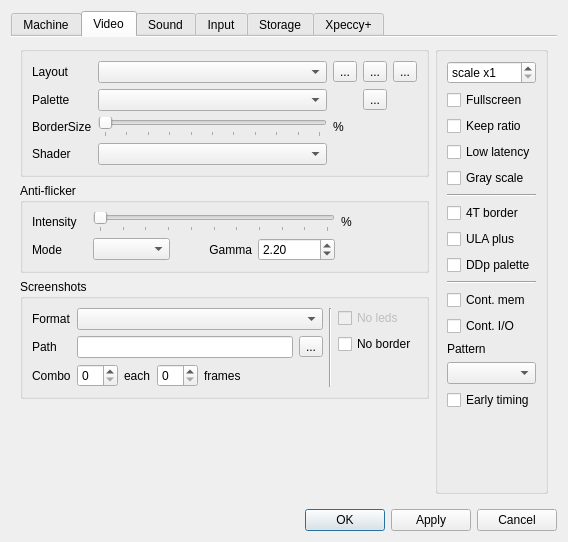
First picture: the form in ui/setupwin.ui, repository dotkoval/xpeccy-plus, before the edit.
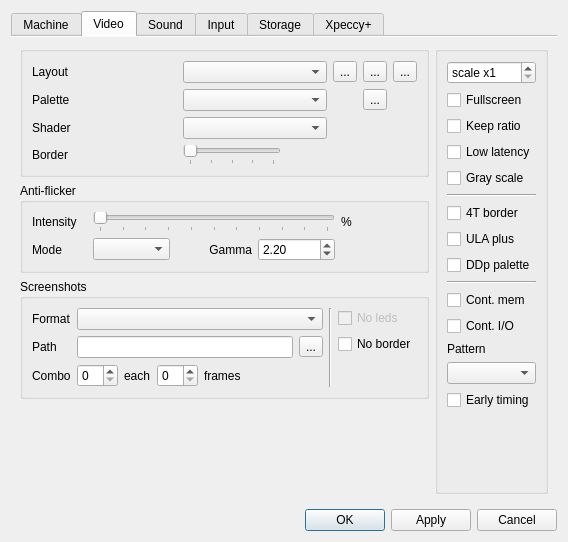
Second picture: the form after the edit. The open tabs and pages were chosen to show the change. Icons and pictures are not drawn. Custom widgets are drawn as their Qt base class.

Commit message: Border size: fixed sizes, screen in the middle, whole pixels

```diff
--- a/ui/setupwin.ui
+++ b/ui/setupwin.ui
@@ -443,19 +443,6 @@
                 </item>
                </layout>
               </item>
-              <item row="3" column="2">
-               <widget class="QLabel" name="bszlab">
-                <property name="minimumSize">
-                 <size>
-                  <width>30</width>
-                  <height>0</height>
-                 </size>
-                </property>
-                <property name="text">
-                 <string>%</string>
-                </property>
-               </widget>
-              </item>
               <item row="4" column="0">
                <widget class="QLabel" name="labShader">
                 <property name="text">
@@ -463,16 +450,25 @@
                 </property>
                </widget>
               </item>
-              <item row="3" column="1">
+              <item row="1" column="1">
+               <widget class="QComboBox" name="geombox"/>
+              </item>
+              <item row="5" column="0">
+               <widget class="QLabel" name="label_3">
+                <property name="text">
+                 <string>Border</string>
+                </property>
+               </widget>
+              </item>
+              <item row="5" column="1" colspan="2">
+               <layout class="QHBoxLayout" name="bszBox">
+                <item>
                <widget class="QSlider" name="bszsld">
                 <property name="maximum">
-                 <number>100</number>
-                </property>
-                <property name="singleStep">
-                 <number>10</number>
+                   <number>4</number>
                 </property>
                 <property name="pageStep">
-                 <number>10</number>
+                   <number>1</number>
                 </property>
                 <property name="orientation">
                  <enum>Qt::Horizontal</enum>
@@ -481,19 +477,24 @@
                  <enum>QSlider::TicksBelow</enum>
                 </property>
                 <property name="tickInterval">
-                 <number>10</number>
+                   <number>1</number>
                 </property>
                </widget>
               </item>
-              <item row="1" column="1">
-               <widget class="QComboBox" name="geombox"/>
-              </item>
-              <item row="3" column="0">
-               <widget class="QLabel" name="label_3">
+                <item>
+                 <widget class="QLabel" name="bszlab">
+                  <property name="minimumSize">
+                   <size>
+                    <width>130</width>
+                    <height>0</height>
+                   </size>
+                  </property>
                 <property name="text">
-                 <string>BorderSize</string>
-                </property>
-               </widget>
+                   <string/>
+                  </property>
+                 </widget>
+                </item>
+               </layout>
               </item>
               <item row="4" column="1">
                <widget class="QComboBox" name="cbShader"/>
```
Lines whose indentation alone changed are shown as unchanged. The commit also changes 18 other files.
